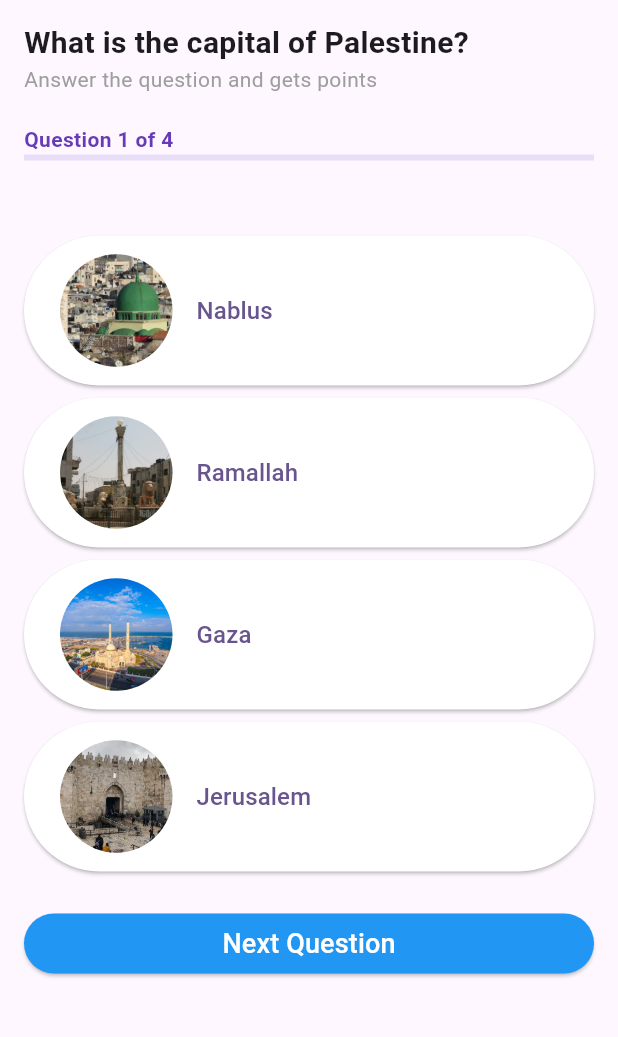
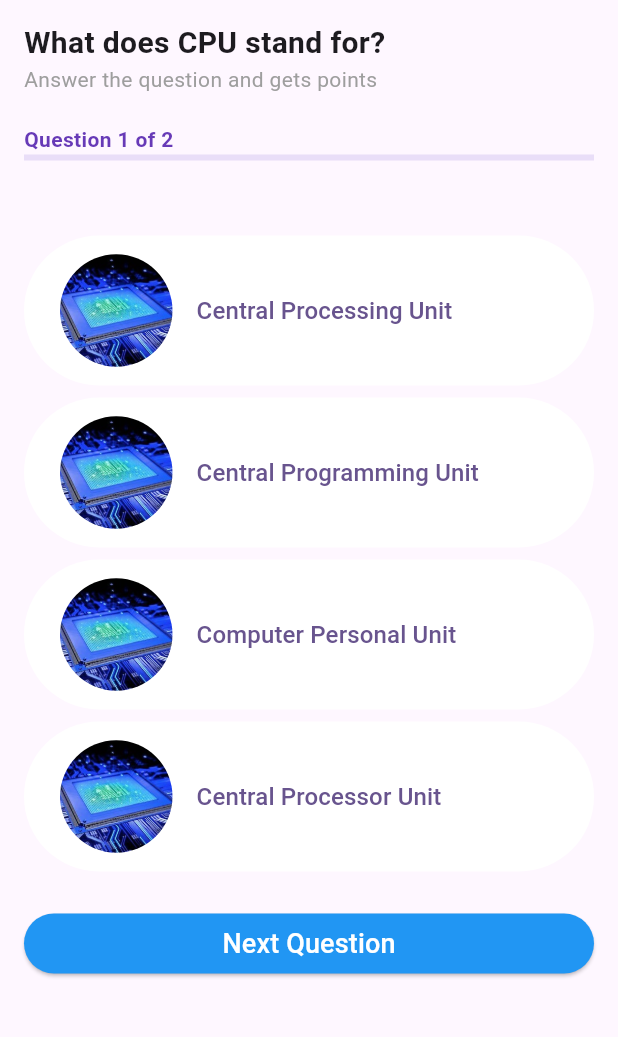
Before and after one commit to davidjenner/quiz_app, a Flutter app: the screen it shows after launch, on a phone screen of 412 x 824 dp, the part 63-1100 px from its top. Run offline on Flutter 3.47's test engine with Material 2 defaults, Android fonts, the phone set to English and light mode, and no system bars.

Commit message:
added tech questions

```diff
--- a/lib/pages/quiz_page.dart
+++ b/lib/pages/quiz_page.dart
@@ -8,53 +8,34 @@ class QuizPage extends StatefulWidget {
   @override
   State<QuizPage> createState() => _QuizPageState();
 }
+
 class _QuizPageState extends State<QuizPage> {
   int currentQuestionIndex = 0;
   bool answerSelected = false;
   bool quizFinished = false; // Track if the quiz is finished
 
+
   static List<Map<String, dynamic>> questionsWithAnswers = [
     {
-      'question': 'What is the capital of Palestine?',
+      'question': 'What does CPU stand for?',
       'answers': [
-        {'text': 'Nablus', 'image': 'assets/images/nablus.jpg'},
-        {'text': 'Ramallah', 'image': 'assets/images/rammallah.jpg'},
-        {'text': 'Gaza', 'image': 'assets/images/gaza.jpg'},
-        {'text': 'Jerusalem', 'image': 'assets/images/jarusalem.jpeg'},
+        {'text': 'Central Processing Unit', 'image': 'assets/images/CPU.png'},
+        {'text': 'Central Programming Unit', 'image': 'assets/images/CPU.png'},
+        {'text': 'Computer Personal Unit', 'image': 'assets/images/CPU.png'},
+        {'text': 'Central Processor Unit', 'image': 'assets/images/CPU.png'},
       ],
-      'correctAnswer': 3,
+      'correctAnswer': 0,
     },
     {
-      'question': 'What Palestine is bordered by to the east?',
+      'question': 'Which language is primarily used for Android app development?',
       'answers': [
-        {'text': 'Lebanon', 'image': 'assets/images/flag-lbn.png'},
-        {'text': 'Jordan', 'image': 'assets/images/flag-jor.png'},
-        {'text': 'Syria', 'image': 'assets/images/flag-syr.png'},
-        {'text': 'Egypt', 'image': 'assets/images/flag-egy.png'},
-      ],
-      'correctAnswer': 1,
-    },
-    {
-      'question': 'What is the Palestinian city known for the Al-Aqsa mosque and the Church of the Resurrection?',
-      'answers': [
-        {'text': 'Ramallah', 'image': 'assets/images/rammallah.jpg'},
-        {'text': 'Gaza', 'image': 'assets/images/gaza.jpg'},
-        {'text': 'Jerusalem', 'image': 'assets/images/jarusalem.jpeg'},
-        {'text': 'Bethlehem', 'image': 'assets/images/bethlahem.jpg'},
+        {'text': 'Swift', 'image': 'assets/images/android.jpg'},
+        {'text': 'JavaScript', 'image': 'assets/images/android.jpg'},
+        {'text': 'Kotlin', 'image': 'assets/images/android.jpg'},
+        {'text': 'Python', 'image': 'assets/images/android.jpg'},
       ],
       'correctAnswer': 2,
     },
-    {
-      'question': 'What was Jaffa Famous?',
-      'answers': [
-        {'text': 'Orange', 'image': 'assets/images/orange.jpg'},
-        {'text': 'Apple', 'image': 'assets/images/apple.jpg'},
-        {'text': 'Guava', 'image': 'assets/images/guava.jpg'},
-        {'text': 'Grapes', 'image': 'assets/images/grapes.jpg'},
-      ],
-      'correctAnswer': 0,
-    },
-
   ];
 
   List<String?> selectedAnswers = List.filled(questionsWithAnswers.length, null);
@@ -100,12 +81,14 @@ class _QuizPageState extends State<QuizPage> {
     int score = 0;
     for (int i = 0; i < selectedAnswers.length; i++) {
       if (selectedAnswers[i] != null &&
-          selectedAnswers[i] == questionsWithAnswers[i]['answers'][questionsWithAnswers[i]['correctAnswer']]['text']) {
+          selectedAnswers[i] ==
+              questionsWithAnswers[i]['answers'][questionsWithAnswers[i]['correctAnswer']]['text']) {
         score++;
       }
     }
     return score;
   }
+
   @override
   Widget build(BuildContext context) {
     if (quizFinished) {
@@ -139,8 +122,7 @@ class _QuizPageState extends State<QuizPage> {
                     onPressed: restartQuiz,
                     style: ElevatedButton.styleFrom(
                         backgroundColor: Colors.blue,
-                        foregroundColor: Colors.white
-                    ),
+                        foregroundColor: Colors.white),
                     child: const Text(
                       "Restart Quiz",
                       style: TextStyle(fontSize: 18),
@@ -174,20 +156,27 @@ class _QuizPageState extends State<QuizPage> {
                 ),
                 const Text(
                   'Answer the question and gets points',
-                  style: TextStyle(fontSize: 14, fontWeight: FontWeight.normal,color: Colors.grey),
+                  style: TextStyle(
+                      fontSize: 14,
+                      fontWeight: FontWeight.normal,
+                      color: Colors.grey),
                   textAlign: TextAlign.start,
                 ),
                 const SizedBox(height: 20.0),
                 Text(
                   'Question ${currentQuestionIndex + 1} of ${questionsWithAnswers.length}',
-                  style: const TextStyle(fontSize: 14, fontWeight: FontWeight.bold,color: Colors.deepPurple),
+                  style: const TextStyle(
+                      fontSize: 14,
+                      fontWeight: FontWeight.bold,
+                      color: Colors.deepPurple),
                   textAlign: TextAlign.start,
                 ),
                 LinearProgressIndicator(
                   value: answerSelected
                       ? calculateProgress()
                       : currentQuestionIndex / questionsWithAnswers.length,
-                color: Colors.deepPurple,),
+                  color: Colors.deepPurple,
+                ),
                 const SizedBox(height: 50.0),
                 for (final answer in answers)
                   Padding(
@@ -205,7 +194,10 @@ class _QuizPageState extends State<QuizPage> {
                         style: ElevatedButton.styleFrom(
                           backgroundColor: Colors.white,
                           foregroundColor: selectedAnswers[currentQuestionIndex] == answer['text'] ? Colors.green : null,
-                          disabledForegroundColor: selectedAnswers[currentQuestionIndex] == answer['text'] ? Colors.green : null,
+                          side: selectedAnswers[currentQuestionIndex] == answer['text']
+                              ? const BorderSide(color: Colors.purple, width: 2.0)
+                              : null,
+                          elevation: selectedAnswers[currentQuestionIndex] == answer['text'] ? 4.0 : 0.0,
                         ),
                         child: Row(
                           children: [
@@ -238,8 +230,7 @@ class _QuizPageState extends State<QuizPage> {
                     onPressed: goToNextQuestion,
                     style: ElevatedButton.styleFrom(
                         backgroundColor: Colors.blue,
-                        foregroundColor: Colors.white
-                    ),
+                        foregroundColor: Colors.white),
                     child: const Text(
                       "Next Question",
                       style: TextStyle(fontSize: 18),
```
Also changed, not shown: assets/images/CPU.png (added), assets/images/android.jpg (added), assets/images/apple.jpg (deleted), assets/images/bethlahem.jpg (deleted), assets/images/flag-egy.png (deleted), assets/images/flag-jor.png (deleted), assets/images/flag-lbn.png (deleted), assets/images/flag-syr.png (deleted), assets/images/gaza.jpg (deleted), assets/images/grapes.jpg (deleted), assets/images/guava.jpg (deleted), assets/images/hebron.jpeg (deleted), assets/images/jarusalem.jpeg (deleted), assets/images/nablus.jpg (deleted), 2 more files.
